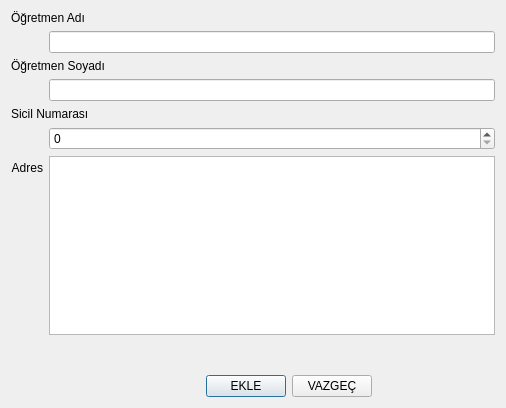
This is Gorsel/formlar/veriGiris/ogretmengiris.ui in sadededeoglu/okulprojesi as Qt 5 draws it before an edit. The edited form follows.
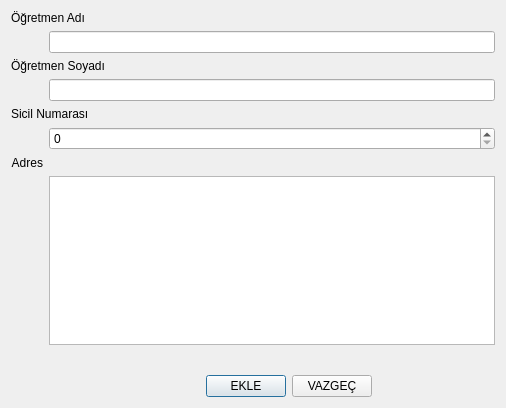
This is the edited form. Icons and pictures are not drawn.

Patch:
```diff
--- a/Gorsel/formlar/veriGiris/ogretmengiris.ui
+++ b/Gorsel/formlar/veriGiris/ogretmengiris.ui
@@ -72,9 +72,6 @@
      </property>
     </widget>
    </item>
-   <item row="6" column="1">
-    <widget class="QPlainTextEdit" name="adres"/>
-   </item>
    <item row="9" column="1">
     <spacer name="verticalSpacer">
      <property name="orientation">
@@ -140,6 +137,9 @@
      </item>
     </layout>
    </item>
+   <item row="8" column="1">
+    <widget class="QPlainTextEdit" name="plainTextEdit_adres"/>
+   </item>
   </layout>
  </widget>
  <tabstops>
```
Left out of the diff: 27 changed lines with no effect on the pictures.
